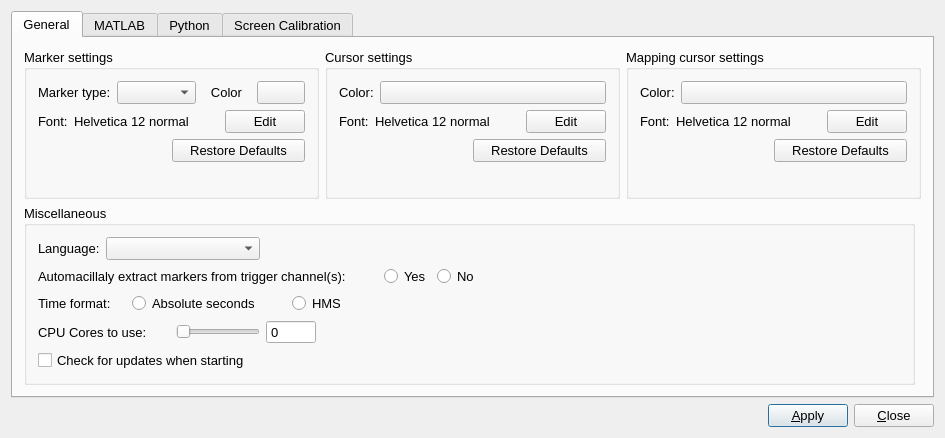
Before: the Qt Designer form src/AnyWave/Prefs/AwPrefsDial.ui in HIP-infrastructure/anywave-code, drawn with Qt 5.
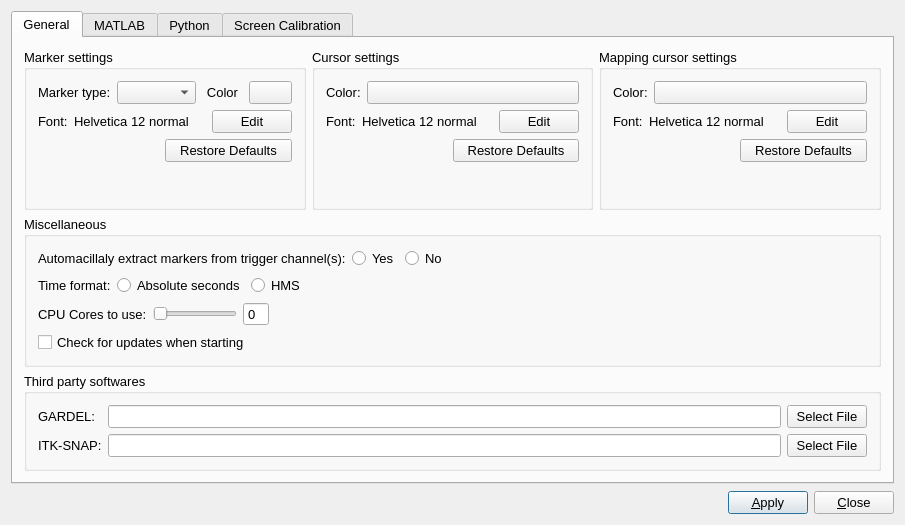
After: the same form once the commit is applied. Icons and pictures are not drawn.

Commit message: Added ITK-SNAP support to visualize nifti image in BIDS GUI.

Diff of the .ui file:
```diff
--- a/src/AnyWave/Prefs/AwPrefsDial.ui
+++ b/src/AnyWave/Prefs/AwPrefsDial.ui
@@ -6,8 +6,8 @@
    <rect>
     <x>0</x>
     <y>0</y>
-    <width>945</width>
-    <height>438</height>
+    <width>905</width>
+    <height>525</height>
    </rect>
   </property>
   <property name="minimumSize">
@@ -28,7 +28,7 @@
    <iconset resource="../../../resources/AnyWave.qrc">
     <normaloff>:/images/AnyWave_icon.png</normaloff>:/images/AnyWave_icon.png</iconset>
   </property>
-  <layout class="QVBoxLayout" name="verticalLayout_6">
+  <layout class="QVBoxLayout" name="verticalLayout_8">
    <item>
     <widget class="QTabWidget" name="tabwidget_Prefs">
      <property name="font">
@@ -47,8 +47,8 @@
       <attribute name="title">
        <string>General</string>
       </attribute>
-      <layout class="QGridLayout" name="gridLayout_6">
-       <item row="0" column="0" colspan="2">
+      <layout class="QVBoxLayout" name="verticalLayout_7">
+       <item>
         <layout class="QHBoxLayout" name="horizontalLayout_12">
          <item>
           <widget class="QGroupBox" name="groupBox">
@@ -441,7 +441,7 @@
          </item>
         </layout>
        </item>
-       <item row="1" column="0">
+       <item>
         <widget class="QGroupBox" name="groupBox_2">
          <property name="sizePolicy">
           <sizepolicy hsizetype="Expanding" vsizetype="Expanding">
@@ -452,44 +452,10 @@
          <property name="title">
           <string>Miscellaneous</string>
          </property>
-         <layout class="QGridLayout" name="gridLayout_3">
-          <item row="0" column="0">
-           <widget class="QLabel" name="label_11">
-            <property name="sizePolicy">
-             <sizepolicy hsizetype="Preferred" vsizetype="Preferred">
-              <horstretch>0</horstretch>
-              <verstretch>0</verstretch>
-             </sizepolicy>
-            </property>
-            <property name="text">
-             <string>Language:</string>
-            </property>
-           </widget>
-          </item>
-          <item row="0" column="1" colspan="3">
-           <widget class="QComboBox" name="comboLanguage">
-            <property name="sizePolicy">
-             <sizepolicy hsizetype="Expanding" vsizetype="Preferred">
-              <horstretch>0</horstretch>
-              <verstretch>0</verstretch>
-             </sizepolicy>
-            </property>
-           </widget>
-          </item>
-          <item row="0" column="11">
-           <spacer name="horizontalSpacer_4">
-            <property name="orientation">
-             <enum>Qt::Horizontal</enum>
-            </property>
-            <property name="sizeHint" stdset="0">
-             <size>
-              <width>261</width>
-              <height>20</height>
-             </size>
-            </property>
-           </spacer>
-          </item>
-          <item row="1" column="0" colspan="8">
+         <layout class="QVBoxLayout" name="verticalLayout_6">
+          <item>
+           <layout class="QHBoxLayout" name="horizontalLayout_3">
+            <item>
            <widget class="QLabel" name="label_5">
             <property name="toolTip">
              <string>Choose Yes if you want Anywave to ask for events extraction each time a file with trigger channel(s) is open.</string>
@@ -499,7 +465,7 @@
             </property>
            </widget>
           </item>
-          <item row="1" column="9">
+            <item>
            <widget class="QRadioButton" name="radioTriggerParserOn">
             <property name="text">
              <string>Yes</string>
@@ -509,7 +475,7 @@
             </attribute>
            </widget>
           </item>
-          <item row="1" column="10">
+            <item>
            <widget class="QRadioButton" name="radioTriggerParserOff">
             <property name="text">
              <string>No</string>
@@ -519,7 +485,7 @@
             </attribute>
            </widget>
           </item>
-          <item row="1" column="11">
+            <item>
            <spacer name="horizontalSpacer_5">
             <property name="orientation">
              <enum>Qt::Horizontal</enum>
@@ -532,14 +498,18 @@
             </property>
            </spacer>
           </item>
-          <item row="2" column="0" colspan="2">
+           </layout>
+          </item>
+          <item>
+           <layout class="QHBoxLayout" name="horizontalLayout_6">
+            <item>
            <widget class="QLabel" name="label_12">
             <property name="text">
              <string>Time format:</string>
             </property>
            </widget>
           </item>
-          <item row="2" column="2" colspan="2">
+            <item>
            <widget class="QRadioButton" name="radioHMSOff">
             <property name="sizePolicy">
              <sizepolicy hsizetype="Preferred" vsizetype="Fixed">
@@ -555,7 +525,7 @@
             </attribute>
            </widget>
           </item>
-          <item row="2" column="5" colspan="2">
+            <item>
            <widget class="QRadioButton" name="radioHMSOn">
             <property name="sizePolicy">
              <sizepolicy hsizetype="Preferred" vsizetype="Fixed">
@@ -571,7 +541,7 @@
             </attribute>
            </widget>
           </item>
-          <item row="2" column="7" colspan="2">
+            <item>
            <spacer name="horizontalSpacer_7">
             <property name="orientation">
              <enum>Qt::Horizontal</enum>
@@ -584,14 +554,18 @@
             </property>
            </spacer>
           </item>
-          <item row="3" column="0" colspan="3">
+           </layout>
+          </item>
+          <item>
+           <layout class="QHBoxLayout" name="horizontalLayout_7">
+            <item>
            <widget class="QLabel" name="label_15">
             <property name="text">
              <string>CPU Cores to use:</string>
             </property>
            </widget>
           </item>
-          <item row="3" column="3">
+            <item>
            <widget class="QSlider" name="sliderCPU">
             <property name="sizePolicy">
              <sizepolicy hsizetype="Preferred" vsizetype="Fixed">
@@ -616,7 +590,7 @@
             </property>
            </widget>
           </item>
-          <item row="3" column="4" colspan="2">
+            <item>
            <widget class="QSpinBox" name="spinCPU">
             <property name="readOnly">
              <bool>true</bool>
@@ -626,7 +600,7 @@
             </property>
            </widget>
           </item>
-          <item row="3" column="6" colspan="2">
+            <item>
            <spacer name="horizontalSpacer_8">
             <property name="orientation">
              <enum>Qt::Horizontal</enum>
@@ -639,14 +613,18 @@
             </property>
            </spacer>
           </item>
-          <item row="4" column="0" colspan="5">
+           </layout>
+          </item>
+          <item>
+           <layout class="QHBoxLayout" name="horizontalLayout_15">
+            <item>
            <widget class="QCheckBox" name="checkBoxUpdates">
             <property name="text">
              <string>Check for updates when starting</string>
             </property>
            </widget>
           </item>
-          <item row="4" column="8" colspan="2">
+            <item>
            <spacer name="horizontalSpacer_9">
             <property name="orientation">
              <enum>Qt::Horizontal</enum>
@@ -660,6 +638,104 @@
            </spacer>
           </item>
          </layout>
+          </item>
+         </layout>
+        </widget>
+       </item>
+       <item>
+        <widget class="QGroupBox" name="groupBox_5">
+         <property name="title">
+          <string>Third party softwares</string>
+         </property>
+         <layout class="QGridLayout" name="gridLayout">
+          <item row="0" column="0">
+           <widget class="QLabel" name="label_11">
+            <property name="sizePolicy">
+             <sizepolicy hsizetype="Preferred" vsizetype="Fixed">
+              <horstretch>0</horstretch>
+              <verstretch>0</verstretch>
+             </sizepolicy>
+            </property>
+            <property name="text">
+             <string>GARDEL:</string>
+            </property>
+           </widget>
+          </item>
+          <item row="0" column="1">
+           <widget class="QLineEdit" name="editGARDEL">
+            <property name="sizePolicy">
+             <sizepolicy hsizetype="Expanding" vsizetype="Fixed">
+              <horstretch>0</horstretch>
+              <verstretch>0</verstretch>
+             </sizepolicy>
+            </property>
+            <property name="toolTip">
+             <string>&lt;html&gt;&lt;head/&gt;&lt;body&gt;&lt;p&gt;This is the path to MATLAB current installation.&lt;/p&gt;&lt;p&gt;Change the path to the corresponding MATLAB location on your system.&lt;/p&gt;&lt;/body&gt;&lt;/html&gt;</string>
+            </property>
+           </widget>
+          </item>
+          <item row="0" column="2">
+           <widget class="QPushButton" name="selectGARDEL">
+            <property name="sizePolicy">
+             <sizepolicy hsizetype="Preferred" vsizetype="Preferred">
+              <horstretch>0</horstretch>
+              <verstretch>0</verstretch>
+             </sizepolicy>
+            </property>
+            <property name="toolTip">
+             <string>Choose the MATLAB folder</string>
+            </property>
+            <property name="text">
+             <string>Select File</string>
+            </property>
+           </widget>
+          </item>
+          <item row="1" column="0">
+           <widget class="QLabel" name="label_16">
+            <property name="sizePolicy">
+             <sizepolicy hsizetype="Preferred" vsizetype="Fixed">
+              <horstretch>0</horstretch>
+              <verstretch>0</verstretch>
+             </sizepolicy>
+            </property>
+            <property name="toolTip">
+             <string>ITK-SNAP is used to display nifti images</string>
+            </property>
+            <property name="text">
+             <string>ITK-SNAP:</string>
+            </property>
+           </widget>
+          </item>
+          <item row="1" column="1">
+           <widget class="QLineEdit" name="editITK">
+            <property name="sizePolicy">
+             <sizepolicy hsizetype="Expanding" vsizetype="Fixed">
+              <horstretch>0</horstretch>
+              <verstretch>0</verstretch>
+             </sizepolicy>
+            </property>
+            <property name="toolTip">
+             <string>&lt;html&gt;&lt;head/&gt;&lt;body&gt;&lt;p&gt;This is the path to MATLAB current installation.&lt;/p&gt;&lt;p&gt;Change the path to the corresponding MATLAB location on your system.&lt;/p&gt;&lt;/body&gt;&lt;/html&gt;</string>
+            </property>
+           </widget>
+          </item>
+          <item row="1" column="2">
+           <widget class="QPushButton" name="selectITK">
+            <property name="sizePolicy">
+             <sizepolicy hsizetype="Preferred" vsizetype="Preferred">
+              <horstretch>0</horstretch>
+              <verstretch>0</verstretch>
+             </sizepolicy>
+            </property>
+            <property name="toolTip">
+             <string>Choose the MATLAB folder</string>
+            </property>
+            <property name="text">
+             <string>Select File</string>
+            </property>
+           </widget>
+          </item>
+         </layout>
         </widget>
        </item>
       </layout>
```
Left out of the diff: 134 changed lines with no effect on the pictures. Lines whose indentation alone changed are shown as unchanged. The commit also changes 7 other files.
